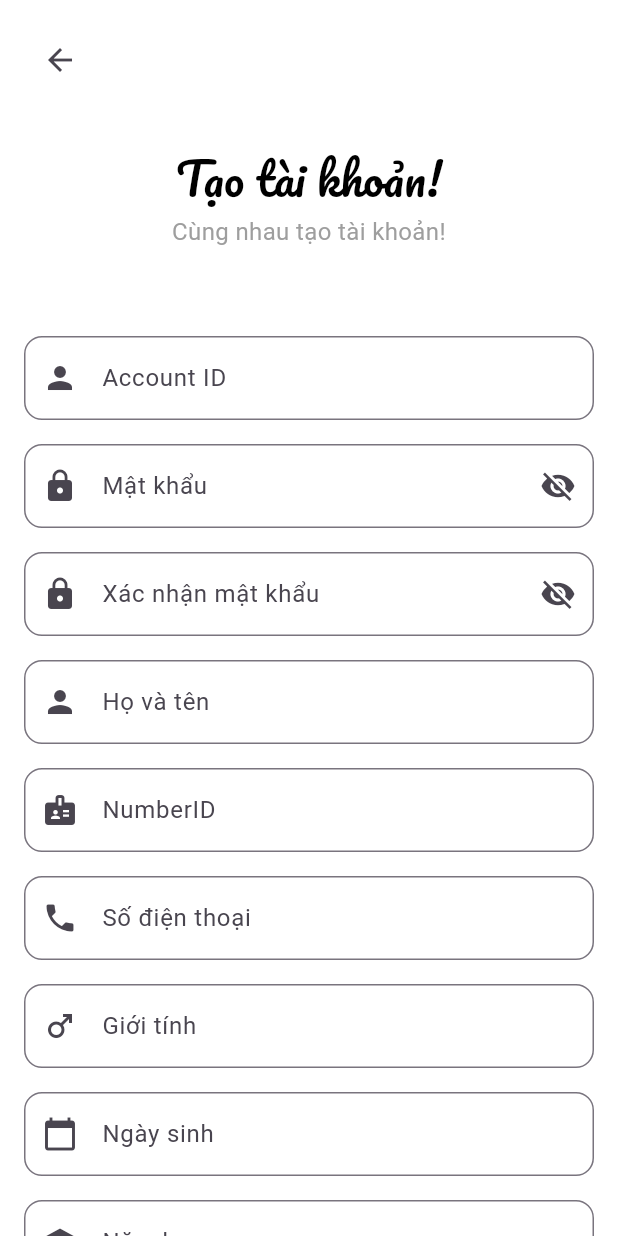
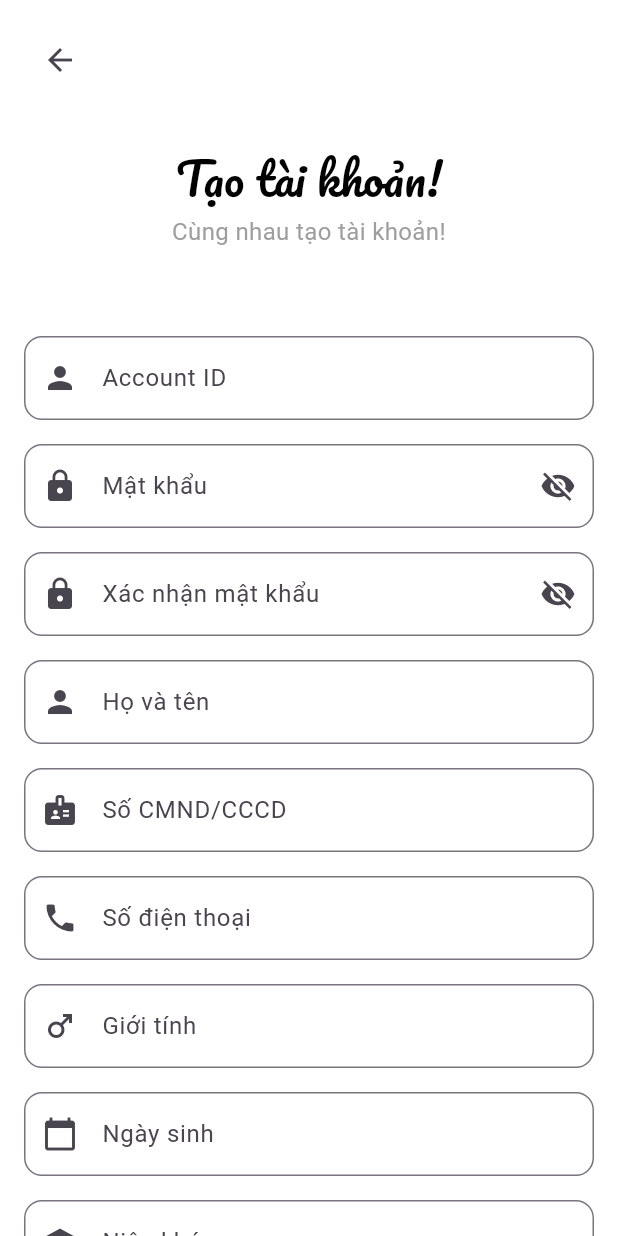
Before and after one commit to TienActor/Flutter_Shoe_selling, a Flutter app: the screen it shows after launch, after a tap on "ĐĂNG NHẬP", after a tap on "Hãy đăng ký!", on a phone screen of 412 x 824 dp. Run offline on Flutter 3.47's test engine with Material 3 defaults, Android fonts, the phone set to English and light mode, and no system bars; our stand-ins replace carousel_slider, dio, google_fonts, ionicons, shared_preferences; accounts and stored records are empty; network calls fail; project files that could hold a hidden picture were left out.

Commit message:
Revert "sửa đăng ký"
This reverts commit 30fdf62e580d8fd9f8a88d2445da95b1d97aaf39.

```diff
--- a/lib/Screen/Login/login_page.dart
+++ b/lib/Screen/Login/login_page.dart
@@ -87,7 +87,7 @@ class _LoginPageState extends State<LoginPage> {
                         },
                       ),
                     ),
-                    //const SizedBox(height: 4),
+                    const SizedBox(height: 4),
                     Center(
                       child: CustomTextField(
                         labelText: "Mật khẩu",
@@ -105,7 +105,7 @@ class _LoginPageState extends State<LoginPage> {
                         },
                       ),
                     ),
-                    //const SizedBox(height: 4),
+                    const SizedBox(height: 4),
                     Row(
                       mainAxisAlignment: MainAxisAlignment.end,
                       children: [
--- a/lib/Screen/Signup/signup_page.dart
+++ b/lib/Screen/Signup/signup_page.dart
@@ -3,10 +3,9 @@ import 'package:google_fonts/google_fonts.dart';
 import '../../data/model.dart';
 import '../Login/login_page.dart';
 import '../components/custom_dialog.dart';
+import '../components/have_account.dart';
 import '../components/custom_textfield.dart';
-import '../components/have_account.dart';
 import '../../Config/api_urls.dart';
-import 'package:intl/intl.dart';
 
 class SignupPage extends StatefulWidget {
   const SignupPage({Key? key}) : super(key: key);
@@ -27,6 +26,7 @@ class _SignupPageState extends State<SignupPage> {
   final TextEditingController _dobController = TextEditingController();
   final TextEditingController _schoolYearController = TextEditingController();
   final TextEditingController _schoolKeyController = TextEditingController();
+  final TextEditingController _imageURLController = TextEditingController();
 
   final SignupModel _model = SignupModel();
   final APIRepository _apiRepository = APIRepository();
@@ -43,6 +43,7 @@ class _SignupPageState extends State<SignupPage> {
     _dobController.dispose();
     _schoolYearController.dispose();
     _schoolKeyController.dispose();
+    _imageURLController.dispose();
     super.dispose();
   }
 
@@ -160,13 +161,13 @@ class _SignupPageState extends State<SignupPage> {
                       },
                     ),
                     CustomTextField(
-                      labelText: 'NumberID',
+                      labelText: 'Số CMND/CCCD',
                       controller: _numberIdController,
                       keyboardType: TextInputType.number,
                       prefixIcon: Icons.badge,
                       validator: (value) {
                         if (value == null || value.isEmpty) {
-                          return 'Vui lòng nhập NumberID';
+                          return 'Vui lòng nhập số CMND/CCCD';
                         }
                         return null;
                       },
@@ -204,38 +205,29 @@ class _SignupPageState extends State<SignupPage> {
                         _model.gender = value;
                       },
                     ),
-                    Padding(
-                      padding: const EdgeInsets.symmetric(vertical: 8.0),
-                      child: GestureDetector(
-                        onTap: () => _selectDate(context),
-                        child: AbsorbPointer(
-                          child: TextFormField(
+                    CustomTextField(
+                      labelText: 'Ngày sinh',
                       controller: _dobController,
-                            decoration: InputDecoration(
-                              labelText: 'Ngày sinh',
-                              prefixIcon: const Icon(Icons.calendar_today),
-                              border: OutlineInputBorder(
-                                borderRadius: BorderRadius.circular(12),
-                              ),
-                            ),
+                      keyboardType: TextInputType.datetime,
+                      prefixIcon: Icons.calendar_today,
                       validator: (value) {
                         if (value == null || value.isEmpty) {
-                                return 'Vui lòng chọn ngày sinh';
+                          return 'Vui lòng nhập ngày sinh';
                         }
                         return null;
                       },
-                          ),
-                        ),
-                      ),
+                      onChanged: (value) {
+                        _model.birthday = value;
+                      },
                     ),
                     CustomTextField(
-                      labelText: 'Năm học',
+                      labelText: 'Niên khóa',
                       controller: _schoolYearController,
                       keyboardType: TextInputType.text,
                       prefixIcon: Icons.school,
                       validator: (value) {
                         if (value == null || value.isEmpty) {
-                          return 'Vui lòng nhập năm học';
+                          return 'Vui lòng nhập niên khóa';
                         }
                         return null;
                       },
@@ -244,18 +236,33 @@ class _SignupPageState extends State<SignupPage> {
                       },
                     ),
                     CustomTextField(
-                      labelText: 'Khóa',
+                      labelText: 'Mã trường',
                       controller: _schoolKeyController,
                       keyboardType: TextInputType.text,
                       prefixIcon: Icons.key,
                       validator: (value) {
                         if (value == null || value.isEmpty) {
-                          return 'Vui lòng nhập Khóa của bạn';
+                          return 'Vui lòng nhập mã trường';
                         }
                         return null;
                       },
                       onChanged: (value) {
                         _model.schoolKey = value;
+                      },
+                    ),
+                    CustomTextField(
+                      labelText: 'URL Hình ảnh',
+                      controller: _imageURLController,
+                      keyboardType: TextInputType.url,
+                      prefixIcon: Icons.image,
+                      validator: (value) {
+                        if (value == null || value.isEmpty) {
+                          return 'Vui lòng nhập URL hình ảnh';
+                        }
+                        return null;
+                      },
+                      onChanged: (value) {
+                        _model.urlImage = value;
                       },
                     ),
                     const SizedBox(height: 24),
@@ -289,21 +296,6 @@ class _SignupPageState extends State<SignupPage> {
     );
   }
 
-  Future<void> _selectDate(BuildContext context) async {
-    DateTime? picked = await showDatePicker(
-      context: context,
-      initialDate: DateTime.now(),
-      firstDate: DateTime(2000),
-      lastDate: DateTime.now(),
-    );
-    if (picked != null) {
-      setState(() {
-        _dobController.text = DateFormat('dd/MM/yyyy').format(picked);
-        _model.birthday = _dobController.text;
-      });
-    }
-  }
-
   Future<void> _signup() async {
     if (_formKey.currentState!.validate()) {
       _formKey.currentState!.save();
@@ -329,12 +321,13 @@ class _SignupPageState extends State<SignupPage> {
           }
         });
       } else {
+        // Show error message
         if (mounted) {
           CustomDialog(
             context: context,
             message: result['message'],
             durationTimes: 2,
-            borderRadius: 30.0,
+            borderRadius: 90.0,
             textStyle:
                 GoogleFonts.roboto(fontWeight: FontWeight.bold, fontSize: 14),
             backgroundColor: Colors.white,
--- a/lib/data/model.dart
+++ b/lib/data/model.dart
@@ -57,8 +57,7 @@ class SignupModel {
   set schoolKey(String? value) => _schoolKey = value?.trim();
 
   String? get urlImage => _urlImage;
-  set urlImage(String? value) => _urlImage = value?.trim() ??
-      "https://media.istockphoto.com/id/1409715003/vector/man-avatar-placeholder-icon-design.jpg?s=612x612&w=0&k=20&c=Lk44BhYJIOpbSCYkymK0GGuziooahH0Mo_2Gzpzuw2Q=";
+  set urlImage(String? value) => _urlImage = value?.trim();
 
   SignupModel({
     String? accountID,
@@ -82,6 +81,5 @@ class SignupModel {
         _birthday = birthday,
         _schoolYear = schoolYear,
         _schoolKey = schoolKey,
-        _urlImage = urlImage ??
-            "https://media.istockphoto.com/id/1409715003/vector/man-avatar-placeholder-icon-design.jpg?s=612x612&w=0&k=20&c=Lk44BhYJIOpbSCYkymK0GGuziooahH0Mo_2Gzpzuw2Q=";
+        _urlImage = urlImage;
 }
--- a/lib/main.dart
+++ b/lib/main.dart
@@ -9,7 +9,7 @@ void main() {
     MultiProvider(providers: [
       ChangeNotifierProvider(create: (context) => CartProvider()),
       ChangeNotifierProvider(create: (context) => UserProvider()),
-    ], child: const MainApp()),
+    ], child: MainApp()),
   );
 }
 
```
Also changed, not shown: lib/data/data.dart (added, +15 -0 lines). Lines whose indentation alone changed are shown as unchanged.
